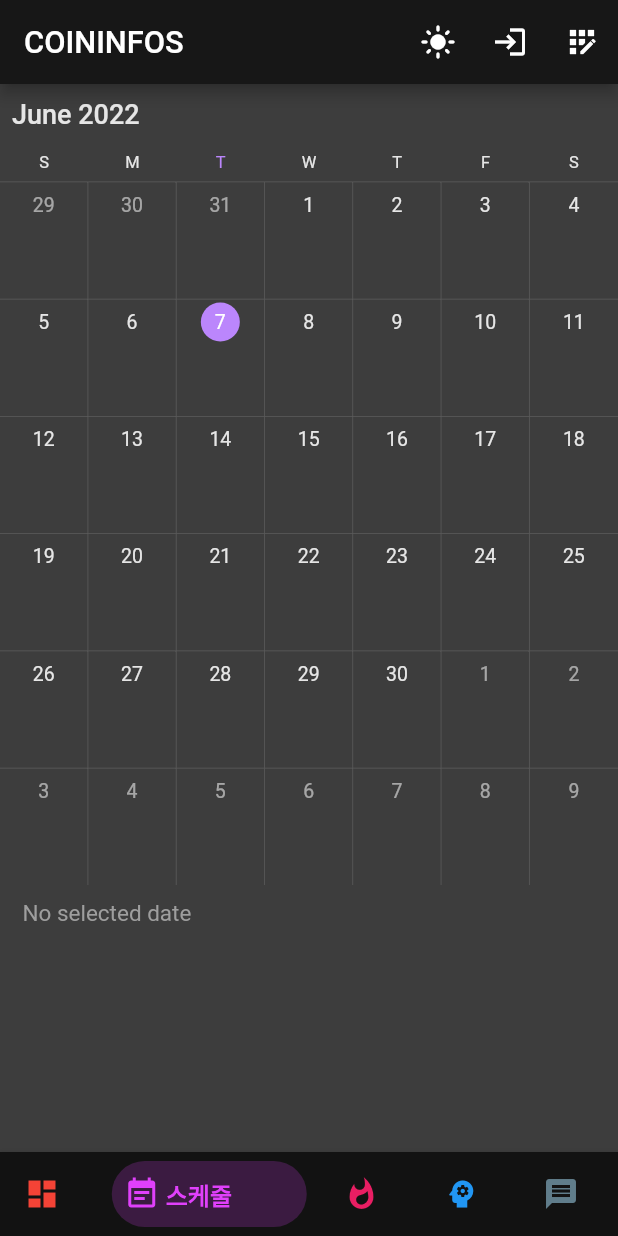
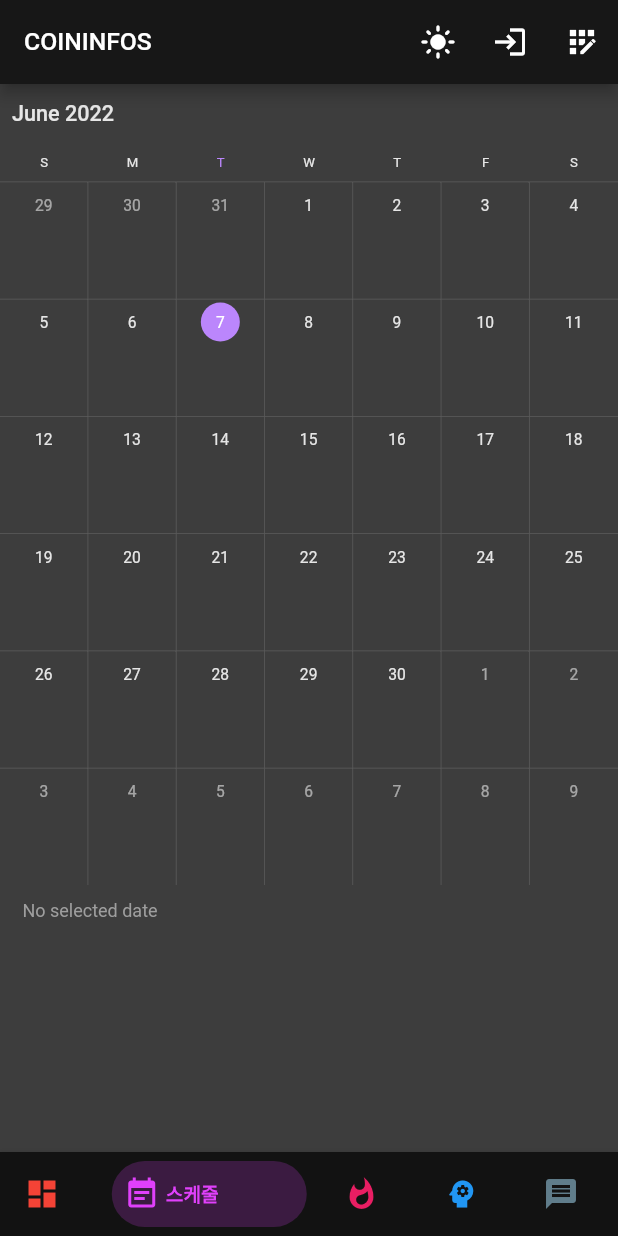
Before and after one commit to kjpar0317/flutter-python, a Flutter app: the screen it shows after launch, item 2 of the bottom bar chosen, on a phone screen of 412 x 824 dp. Run offline on Flutter 3.47's test engine with Material 2 defaults, Android fonts, the phone set to English and light mode, and no system bars; drawn by our look-alikes of bottom_navy_bar, syncfusion_flutter_calendar; our stand-ins replace fl_chart, flutter_screenutil, flutter_spinkit, flutter_svg, get, universal_platform; missing offline and left inert: pluto_grid; network calls fail; statements that could not run were skipped.

Commit message:
자잘한거 패치

```diff
--- a/app_flutter/lib/app/modules/home/views/home_view.dart
+++ b/app_flutter/lib/app/modules/home/views/home_view.dart
@@ -31,7 +31,7 @@ class HomeView extends GetView<HomeController> {
                 color: Get.isDarkMode
                     ? ThemeData.light().colorScheme.onPrimary
                     : ThemeData.dark().colorScheme.onPrimary,
-                fontSize: ScreenUtil().setSp(18)),
+                fontSize: 18.sp),
           ),
           actions: <Widget>[
             IconButton(
--- a/app_flutter/lib/app/modules/home/widgets/AIAnalysis.dart
+++ b/app_flutter/lib/app/modules/home/widgets/AIAnalysis.dart
@@ -111,8 +111,7 @@ class AIAnalysis extends GetView<AICoinController> {
                                                   controller
                                                       .botMap["ReasonFound"],
                                                   style: TextStyle(
-                                                      fontSize: ScreenUtil()
-                                                          .setSp(14)))))
+                                                      fontSize: 14.sp))))
                                     ],
                                   )
                                 ],
@@ -129,7 +128,7 @@ class AIAnalysis extends GetView<AICoinController> {
             style: TextStyle(
               color: Color(0xff7589a2),
               fontWeight: FontWeight.bold,
-              fontSize: ScreenUtil().setSp(14),
+              fontSize: 14.sp,
             )));
   }
 }
--- a/app_flutter/lib/main.dart
+++ b/app_flutter/lib/main.dart
@@ -21,12 +21,12 @@ class MyApp extends StatelessWidget {
               title: "Application",
               initialRoute: AppPages.INITIAL,
               getPages: AppPages.routes,
-              builder: (context, widget) {
-                // ScreenUtil.init(context);
+              builder: (ctx, widget) {
+                // ScreenUtil.init(ctx);
 
                 return MediaQuery(
                   //Setting font does not change with system font size
-                  data: MediaQuery.of(context).copyWith(textScaleFactor: 1.0),
+                  data: MediaQuery.of(ctx).copyWith(textScaleFactor: 0.8),
                   child: widget!,
                 );
               },
--- a/app_flutter/pubspec.yaml
+++ b/app_flutter/pubspec.yaml
@@ -8,7 +8,7 @@ environment:
 dependencies:
   bottom_navy_bar: ^6.0.0
   cupertino_icons: ^1.0.2
-  fl_chart: ^0.50.1
+  fl_chart: ^0.51.0
   flutter:
     sdk: flutter
   flutter_native_splash: ^2.1.6
@@ -19,7 +19,7 @@ dependencies:
   get: 4.6.5
   http: ^0.13.4
   pluto_grid: ^4.0.0
-  syncfusion_flutter_calendar: ^20.1.50
+  syncfusion_flutter_calendar: ^20.1.59
   transparent_image: ^2.0.0
   universal_platform: ^1.0.0+1
 
```
Also changed, not shown: app_flutter/lib/app/modules/home/widgets/CoinTrends.dart (+5 -11 lines), app_flutter/lib/global_widgets/card/icon_text_card.dart (+4 -4 lines).
